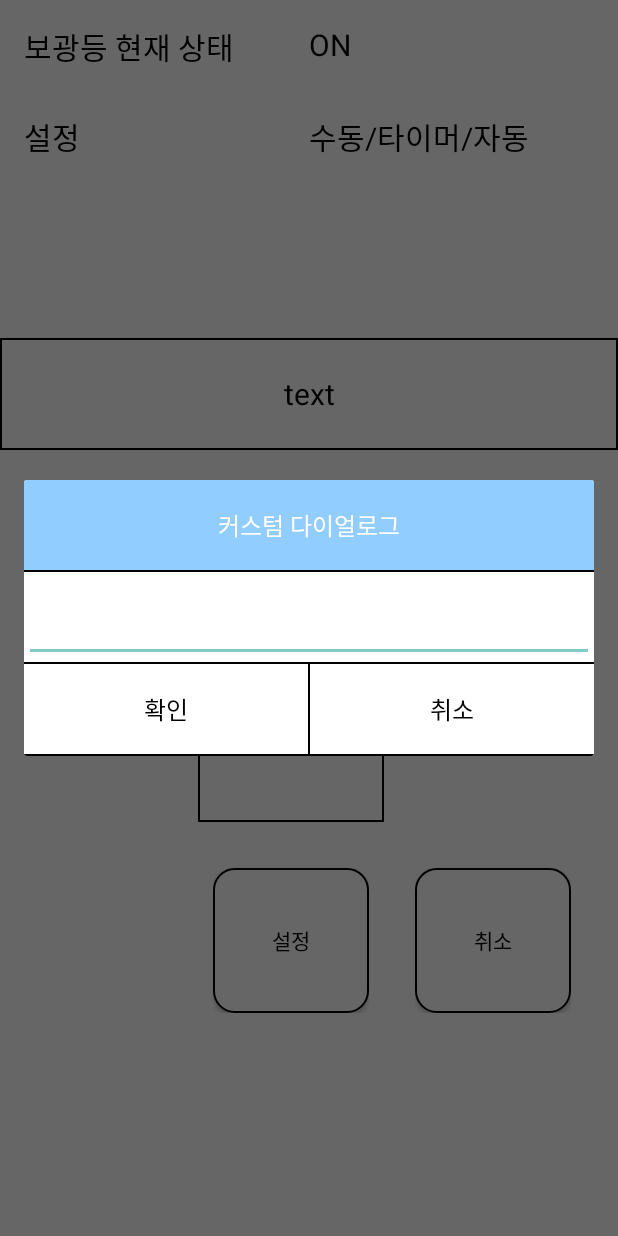
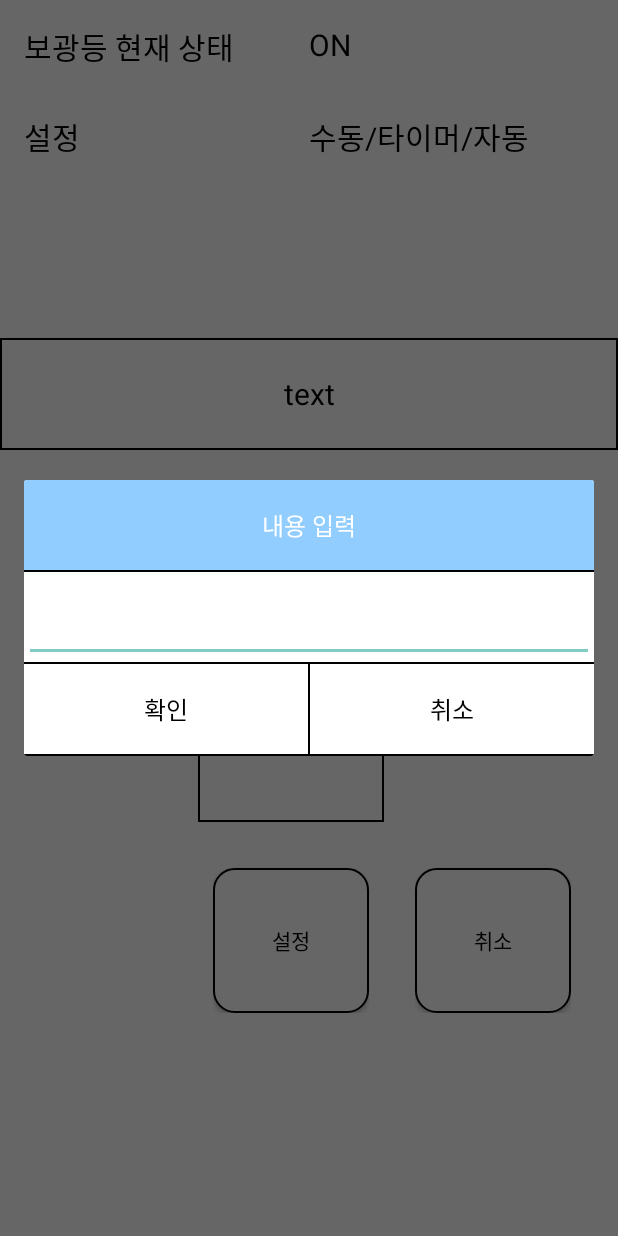
Before and after one commit to chaeyoonl/ParLedsensor, an Android app: the MainActivity screen opened directly, with no data from a screen before it, after a tap on an icon or button, on a phone screen of 412 x 824 dp. Run offline under Robolectric (Android 15) with nearby library versions, the phone set to English and light mode, and no system bars.

Commit message:
cy_commit_2_9

```diff
--- a/sample/src/main/java/ru/slybeaver/truecalendar/SplashActivity.java
+++ b/sample/src/main/java/ru/slybeaver/truecalendar/SplashActivity.java
@@ -7,6 +7,7 @@ import android.support.annotation.Nullable;
 import android.support.v7.app.AppCompatActivity;
 
 public class SplashActivity extends AppCompatActivity {
+    //스플래시 화면을 유지시킬 시간
     private static int SPLASH_TIME_OUT = 2000;
 
     @Override
--- a/sample/src/main/res/layout/custom_dialog.xml
+++ b/sample/src/main/res/layout/custom_dialog.xml
@@ -11,7 +11,7 @@
         android:layout_height="60dp"
         android:background="#92CDFF"
         android:gravity="center"
-        android:text="커스텀 다이얼로그"
+        android:text="내용 입력"
         android:textColor="#ffffff"
         android:textSize="16dp" />
 
```
Also changed, not shown: sample/src/main/java/ru/slybeaver/truecalendar/MainActivity.java (+31 -9 lines), 2 other files.
